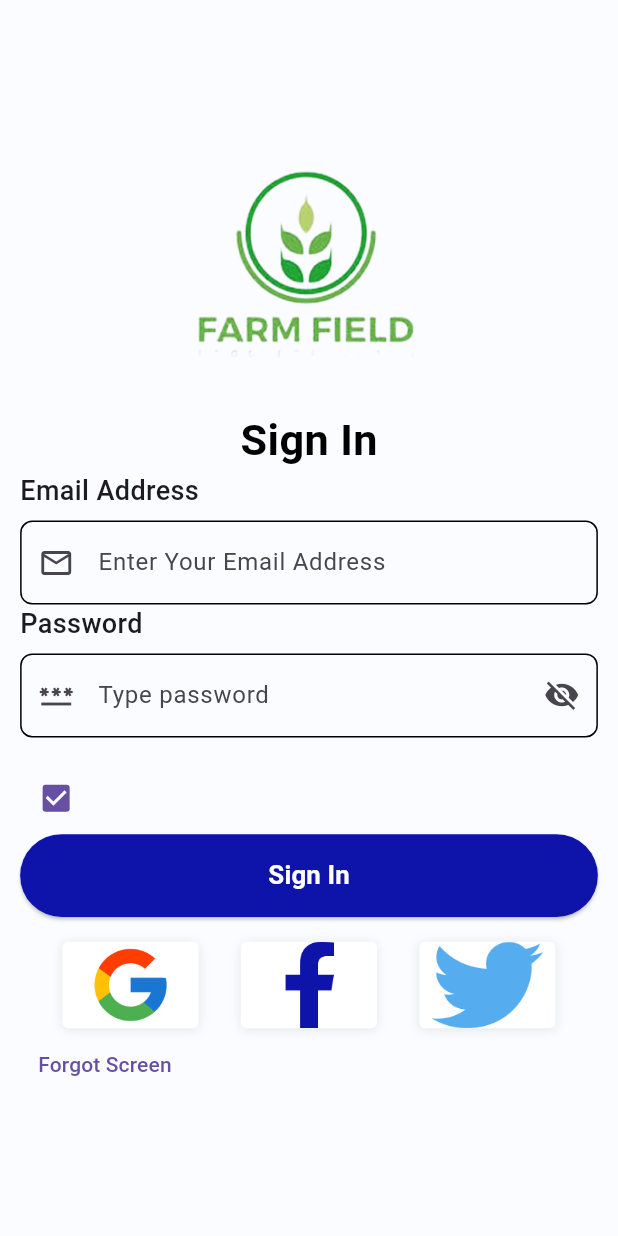
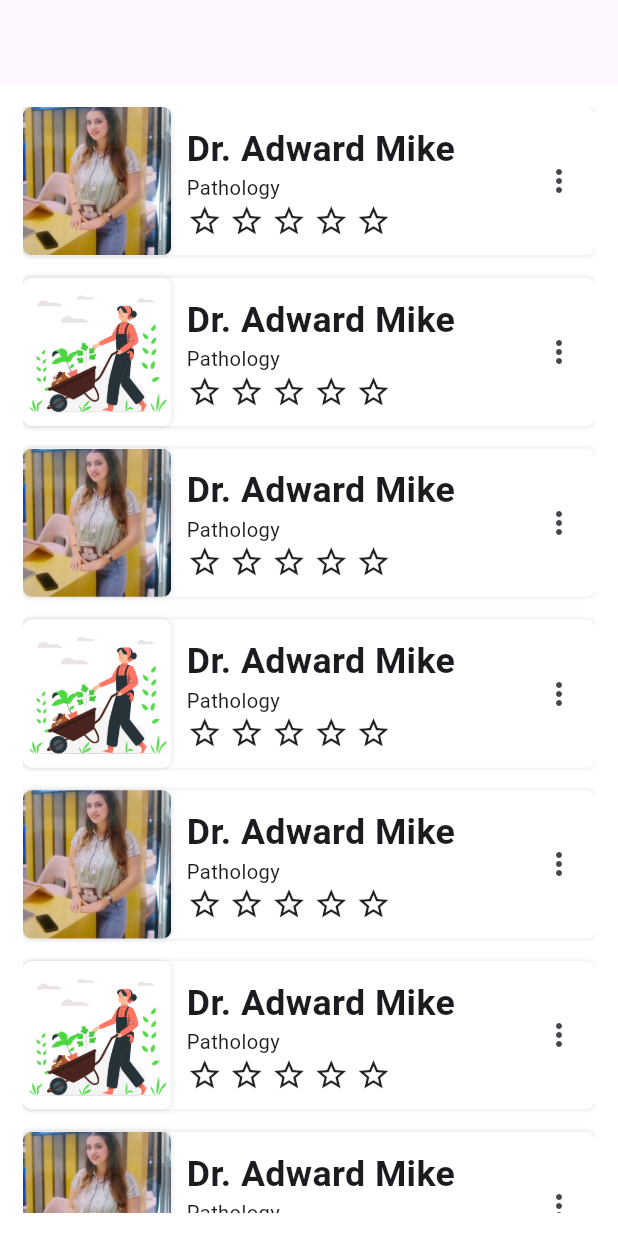
Before and after one commit to sabir-ullah/meet_with_dev, a Flutter app: the screen it shows after launch, on a phone screen of 412 x 824 dp. Run offline on Flutter 3.47's test engine with Material 3 defaults, Android fonts, the light colour scheme and no system bars; our stand-ins replace device_preview, sizer.

Commit message:
list view builder practise

```diff
--- a/lib/main.dart
+++ b/lib/main.dart
@@ -1,6 +1,7 @@
 import 'package:device_preview/device_preview.dart';
 import 'package:flutter/material.dart';
 import 'package:meet_with_dev/views/auth_screens_task/login_view.dart';
+import 'package:meet_with_dev/views/doctor_module/doctor_list_view.dart';
 import 'package:sizer/sizer.dart';
 
 void main() {
@@ -15,7 +16,7 @@ class MyApp extends StatelessWidget {
   Widget build(BuildContext context) {
     return Sizer(
         builder: (context, orientation, screenType) {
-      return MaterialApp(home: SigninScreen(),
+      return MaterialApp(home: DoctorListView(),
         debugShowCheckedModeBanner: false,
 
       );}
--- a/lib/utils/app_images.dart
+++ b/lib/utils/app_images.dart
@@ -1,3 +1,4 @@
 class AppImages{
   static String actressImage = "assets/images/images.jpeg";
+  static String splashImage = "assets/images/Group 786.png";
 }
--- /dev/null
+++ b/lib/views/doctor_module/doctor_list_view.dart
@@ -0,0 +1,112 @@
+import 'package:flutter/material.dart';
+import 'package:meet_with_dev/utils/app_colors.dart';
+import 'package:meet_with_dev/utils/app_images.dart';
+import 'package:meet_with_dev/widgets/text_widget.dart';
+import 'package:sizer/sizer.dart';
+
+class DoctorListView extends StatelessWidget {
+   DoctorListView({super.key});
+   List<String> imageList = [
+     AppImages.actressImage,
+     AppImages.splashImage,
+     AppImages.actressImage,
+     AppImages.splashImage, AppImages.actressImage,
+     AppImages.splashImage, AppImages.actressImage,
+     AppImages.splashImage, AppImages.actressImage,
+     AppImages.splashImage, AppImages.actressImage,
+     AppImages.splashImage, AppImages.actressImage,
+     AppImages.splashImage, AppImages.actressImage,
+     AppImages.splashImage, AppImages.actressImage,
+     AppImages.splashImage, AppImages.actressImage,
+     AppImages.splashImage, AppImages.actressImage,
+     AppImages.splashImage, AppImages.actressImage,
+     AppImages.splashImage, AppImages.actressImage,
+     AppImages.splashImage, AppImages.actressImage,
+     AppImages.splashImage, AppImages.actressImage,
+     AppImages.splashImage, AppImages.actressImage,
+     AppImages.splashImage, AppImages.actressImage,
+     AppImages.splashImage, AppImages.actressImage,
+     AppImages.splashImage, AppImages.actressImage,
+     AppImages.splashImage,
+   ];
+  @override
+  Widget build(BuildContext context) {
+    return Scaffold(
+      backgroundColor: AppColors.whiteColor,
+      appBar: AppBar(),
+      body: Padding(
+        padding: EdgeInsets.all(16.sp),
+        child: ListView.separated(
+            shrinkWrap: true,
+            scrollDirection: Axis.vertical,
+            separatorBuilder: (context, index)=> SizedBox(height: 15,),
+            itemCount: imageList.length,
+            itemBuilder: (context, index)
+            {
+              return Container(
+                height: 12.h,
+                width: Size.infinite.width,
+                decoration: BoxDecoration(
+                    color: AppColors.whiteColor,
+                    borderRadius: BorderRadius.circular(10.sp),
+                    boxShadow: [
+                      BoxShadow(
+                        color: AppColors.blackColor.withValues(alpha: 0.10),
+                        blurRadius: 6.sp,
+                        offset: Offset(0, 1.sp),
+                      )
+                    ]),
+                child: Row(
+                  children: [
+                    Container(
+                      height: 12.h,
+                      width: 12.h,
+                      decoration: BoxDecoration(
+                          borderRadius: BorderRadius.circular(10.sp),
+                          color: AppColors.whiteColor,
+                          boxShadow: [
+                            BoxShadow(
+                                color:
+                                AppColors.blackColor.withValues(alpha: 0.10),
+                                spreadRadius: 0,
+                                blurRadius: 6.sp,
+                                offset: Offset(0, 1.sp))
+                          ]),
+                      child: ClipRRect(
+                          borderRadius: BorderRadius.circular(10.sp),
+                          child: Image.asset(
+                            imageList[index],
+                            fit: BoxFit.cover,
+                          )),
+                    ),
+                    SizedBox(
+                      width: 2.5.w,
+                    ),
+                    Expanded(
+                        child: Column(
+                          crossAxisAlignment: CrossAxisAlignment.start,
+                          mainAxisAlignment: MainAxisAlignment.center,
+                          children: [
+                            TextWidget(text: "Dr. Adward Mike",fontSize: 20.sp,fontWeight: FontWeight.w600,),
+                            TextWidget(text: "Pathology",fontSize: 15.sp,),
+                            Row(
+                              spacing: 1.w,
+                              children: [
+                                Icon(Icons.star_border),
+                                Icon(Icons.star_border),
+                                Icon(Icons.star_border),
+                                Icon(Icons.star_border),
+                                Icon(Icons.star_border),
+                              ],
+                            )
+                          ],
+                        )),
+                    IconButton(onPressed: () {}, icon: Icon(Icons.more_vert)),
+                  ],
+                ),
+              );
+            }, ),
+      ),
+    );
+  }
+}
--- /dev/null
+++ b/lib/widgets/text_widget.dart
@@ -0,0 +1,13 @@
+import 'package:flutter/cupertino.dart';
+
+class TextWidget extends StatelessWidget {
+  TextWidget({super.key, required this.text, this.fontColor, this.fontSize, this.fontWeight });
+  String text;
+  Color? fontColor;
+  double? fontSize;
+  FontWeight? fontWeight;
+  @override
+  Widget build(BuildContext context) {
+    return Text(text,style: TextStyle(fontSize: fontSize, color: fontColor, fontWeight: fontWeight),);
+  }
+}
```
